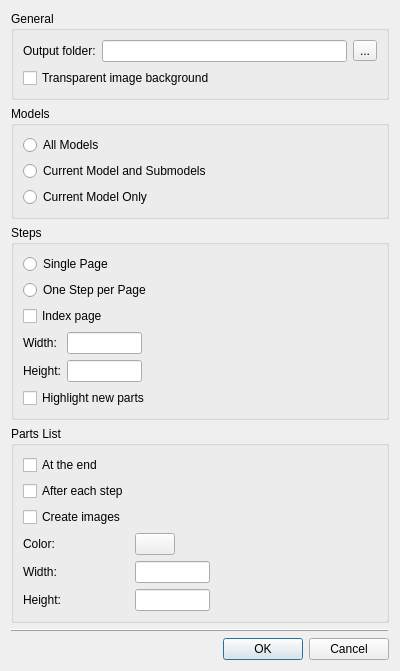
This is lclib/qt/lc_qhtmldialog.ui in trevorsandy/lpub3d-ci as Qt 5 draws it before an edit. The edited form follows.
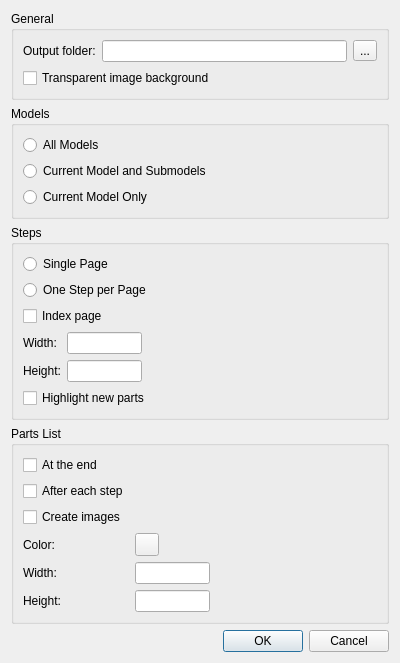
This is the edited form. Custom widgets are drawn as their Qt base class.

```diff
--- a/lclib/qt/lc_qhtmldialog.ui
+++ b/lclib/qt/lc_qhtmldialog.ui
@@ -7,7 +7,7 @@
     <x>0</x>
     <y>0</y>
     <width>400</width>
-    <height>629</height>
+    <height>612</height>
    </rect>
   </property>
   <property name="sizePolicy">
@@ -277,16 +277,6 @@
      </layout>
     </widget>
    </item>
-   <item>
-    <widget class="QFrame" name="frame">
-     <property name="frameShape">
-      <enum>QFrame::HLine</enum>
-     </property>
-     <property name="frameShadow">
-      <enum>QFrame::Raised</enum>
-     </property>
-    </widget>
-   </item>
    <item>
     <widget class="QDialogButtonBox" name="buttonBox">
      <property name="orientation">
@@ -302,7 +292,7 @@
  <customwidgets>
   <customwidget>
    <class>lcQColorPicker</class>
-   <extends>QPushButton</extends>
+   <extends>QToolButton</extends>
    <header>lc_qcolorpicker.h</header>
   </customwidget>
  </customwidgets>
```
